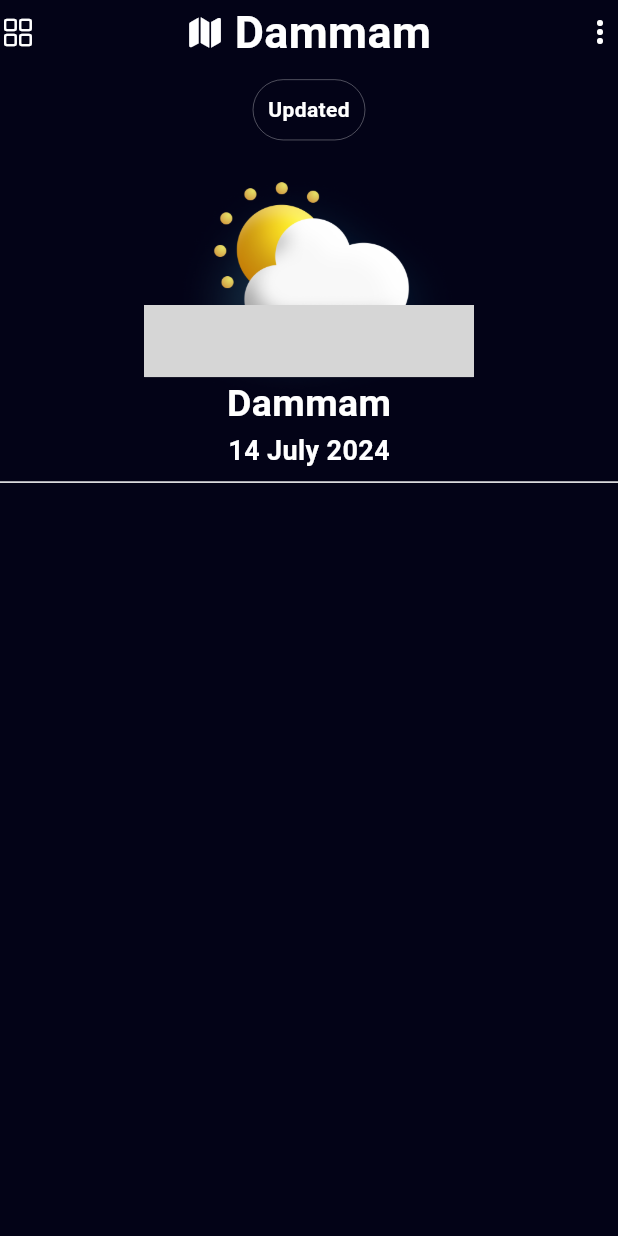
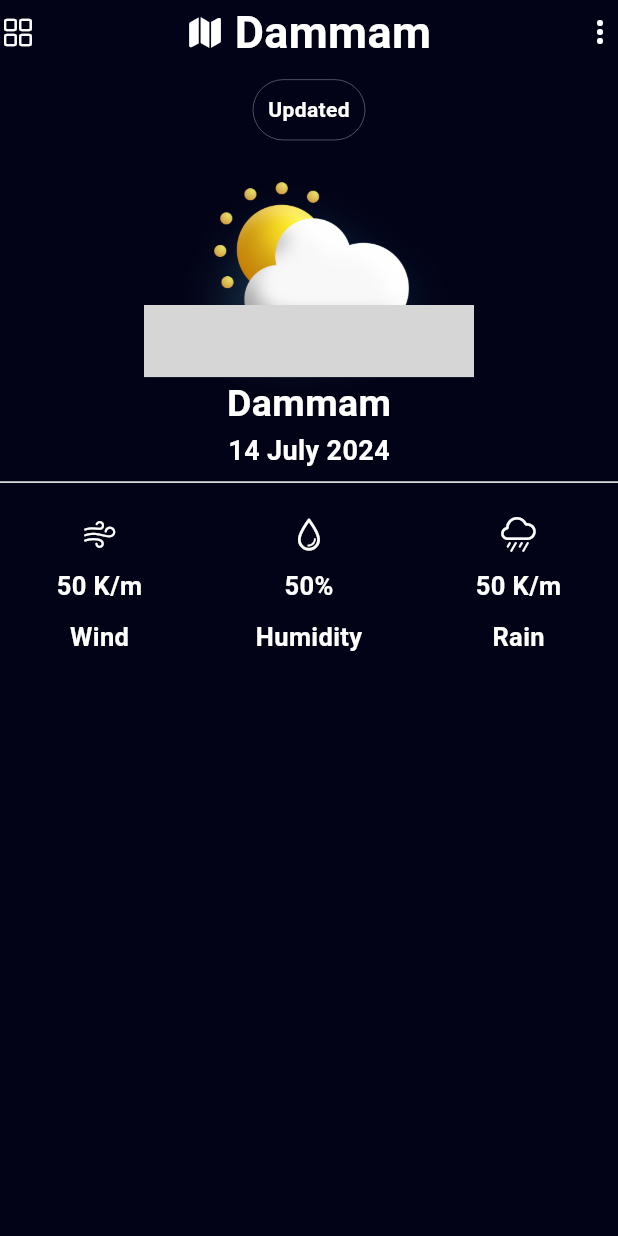
Before and after one commit to abdullahdebo/weather_app, a Flutter app: the screen it shows after launch, on a phone screen of 412 x 824 dp. Run offline on Flutter 3.47's test engine with Material 3 defaults, Android fonts, the phone set to English and light mode, and no system bars; our stand-ins replace google_fonts; missing offline and left inert: flutter_glow; grey boxes are pictures that could not be loaded.

Commit message:
add extra weather class , include icons weather

```diff
--- /dev/null
+++ b/lib/extraweather.dart
@@ -0,0 +1,82 @@
+import 'package:flutter/cupertino.dart';
+import 'package:flutter/material.dart';
+import 'package:google_fonts/google_fonts.dart';
+
+class ExtraWeather extends StatelessWidget {
+  const ExtraWeather({super.key});
+
+  @override
+  Widget build(BuildContext context) {
+    return Row(
+      mainAxisAlignment: MainAxisAlignment.spaceAround,
+      children: [
+        Column(
+          children: [
+            Icon(
+              CupertinoIcons.wind,
+              color: Colors.white,
+            ),
+            SizedBox(
+              height: 10,
+            ),
+            Text(
+              '50' + ' ' 'K/m',
+              style: GoogleFonts.roboto(fontSize: 17, fontWeight: FontWeight.bold, color: Colors.white),
+            ),
+            SizedBox(
+              height: 10,
+            ),
+            Text(
+              'Wind',
+              style: GoogleFonts.roboto(fontSize: 17, fontWeight: FontWeight.bold, color: Colors.white),
+            ),
+          ],
+        ),
+        Column(
+          children: [
+            Icon(
+              CupertinoIcons.drop,
+              color: Colors.white,
+            ),
+            SizedBox(
+              height: 10,
+            ),
+            Text(
+              '50' + '%',
+              style: GoogleFonts.roboto(fontSize: 17, fontWeight: FontWeight.bold, color: Colors.white),
+            ),
+            SizedBox(
+              height: 10,
+            ),
+            Text(
+              'Humidity',
+              style: GoogleFonts.roboto(fontSize: 17, fontWeight: FontWeight.bold, color: Colors.white),
+            ),
+          ],
+        ),
+        Column(
+          children: [
+            Icon(
+              CupertinoIcons.cloud_rain,
+              color: Colors.white,
+            ),
+            SizedBox(
+              height: 10,
+            ),
+            Text(
+              '50' + ' ' 'K/m',
+              style: GoogleFonts.roboto(fontSize: 17, fontWeight: FontWeight.bold, color: Colors.white),
+            ),
+            SizedBox(
+              height: 10,
+            ),
+            Text(
+              'Rain',
+              style: GoogleFonts.roboto(fontSize: 17, fontWeight: FontWeight.bold, color: Colors.white),
+            ),
+          ],
+        ),
+      ],
+    );
+  }
+}
--- a/lib/home.dart
+++ b/lib/home.dart
@@ -2,6 +2,8 @@ import 'package:flutter/cupertino.dart';
 import 'package:flutter/material.dart';
 import 'package:flutter_glow/flutter_glow.dart';
 import 'package:google_fonts/google_fonts.dart';
+
+import 'extraweather.dart';
 
 String city = 'Dammam';
 
@@ -171,6 +173,8 @@ class _CurrentWeatherState extends State<CurrentWeather> {
             Divider(
               color: Colors.white,
             ),
+            SizedBox(height: 15,),
+            ExtraWeather(),
           ],
         ),
       ),
```
